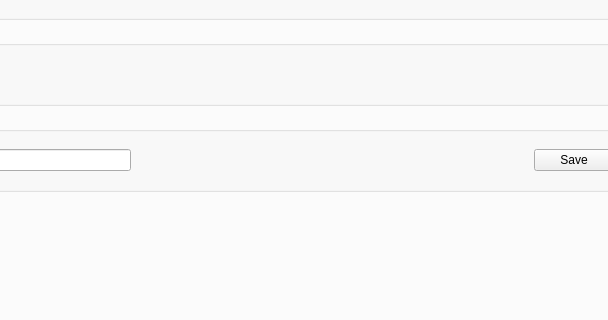
Before: the Qt Designer form frmhardwareconfig.ui in haoyi-jason/BMS_HY01_old, drawn with Qt 5; both pictures show x 514 to 1122 and y 211 to 531 of the 1280 by 644 pixel window.
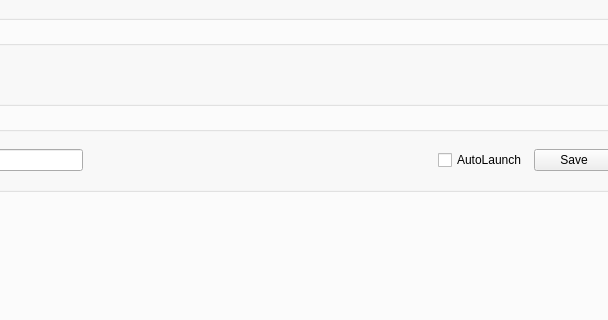
After: the same form once the commit is applied. Custom widgets are drawn as their Qt base class.

The edit to the form file:
```diff
--- a/frmhardwareconfig.ui
+++ b/frmhardwareconfig.ui
@@ -1363,6 +1363,13 @@
           </property>
          </spacer>
         </item>
+        <item>
+         <widget class="QCheckBox" name="cbAutoLaunch">
+          <property name="text">
+           <string>AutoLaunch</string>
+          </property>
+         </widget>
+        </item>
         <item>
          <widget class="QPushButton" name="pbSaveBL">
           <property name="text">
```
